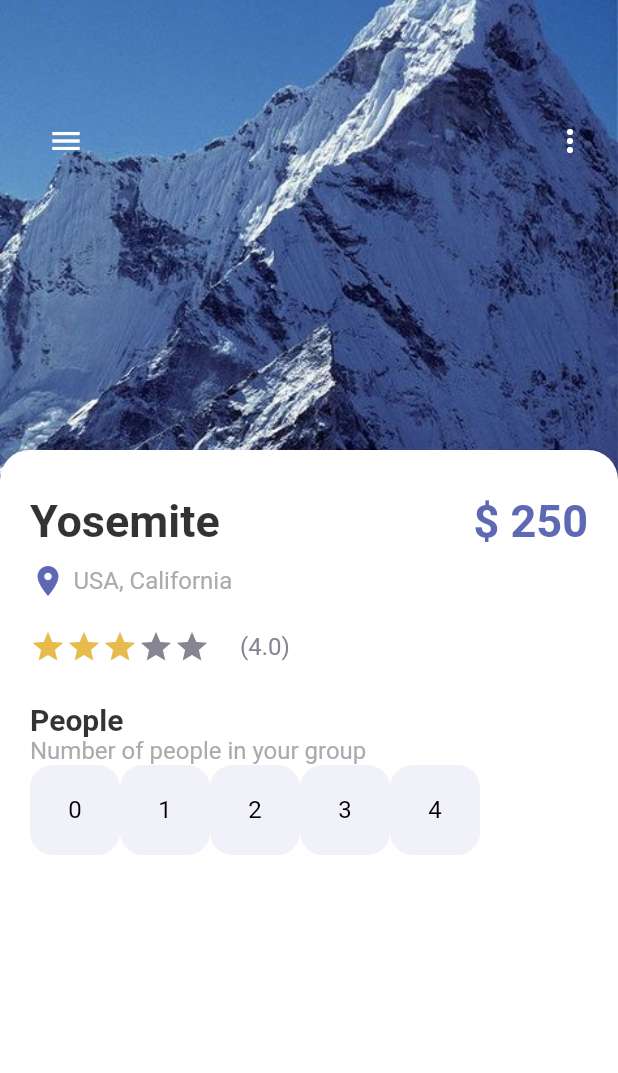
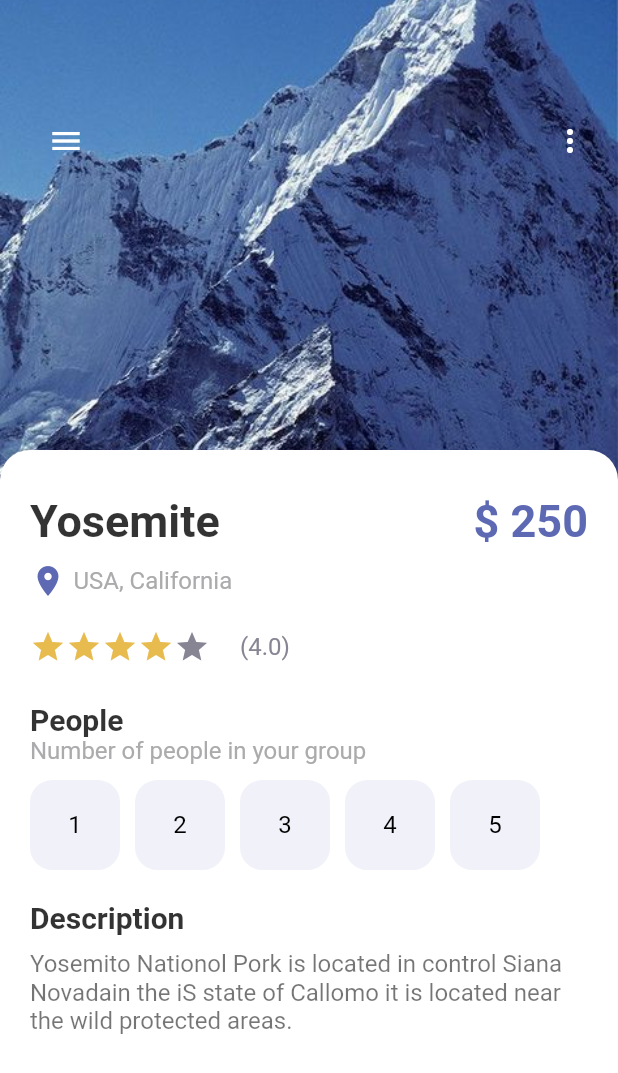
Before and after one commit to sxjal/More-Journeys, a Flutter app: the screen it shows after launch, on a phone screen of 412 x 824 dp. Shown: the top 1073 px of the screen. Run offline on Flutter 3.47's test engine with Material 2 defaults, Android fonts, the phone set to English and light mode, and no system bars.

Commit message:
description

```diff
--- a/lib/pages/detailpage.dart
+++ b/lib/pages/detailpage.dart
@@ -12,7 +12,8 @@ class DetailPage extends StatefulWidget {
 }
 
 class _DetailPageState extends State<DetailPage> {
-  int gottenStars = 3;
+  int selectedindex = -1;
+  int gottenStars = 4;
   @override
   Widget build(BuildContext context) {
     return Scaffold(
@@ -135,7 +136,7 @@ class _DetailPageState extends State<DetailPage> {
                         )
                       ],
                     ),
-                    //Poople
+                    //People
                     const SizedBox(
                       height: 25,
                     ),
@@ -148,17 +149,52 @@ class _DetailPageState extends State<DetailPage> {
                       text: "Number of people in your group",
                       color: AppColors.mainTextColor,
                     ),
+                    const SizedBox(
+                      height: 10,
+                    ),
                     Wrap(
                       children: List.generate(
                         5,
-                        (index) => AppButtons(
-                          color: Colors.white,
-                          backgroundColor: AppColors.buttonBackground,
-                          size: 60,
-                          bordercolor: AppColors.buttonBackground,
-                          text: index.toString(),
+                        (index) => InkWell(
+                          onTap: () {
+                            setState(() {
+                              selectedindex = index;
+                            });
+                          },
+                          child: Container(
+                            margin: const EdgeInsets.only(
+                              right: 10,
+                            ),
+                            child: AppButtons(
+                              color: selectedindex == index
+                                  ? Colors.white
+                                  : Colors.black,
+                              backgroundColor: selectedindex == index
+                                  ? Colors.black
+                                  : AppColors.buttonBackground,
+                              size: 60,
+                              bordercolor: selectedindex == index
+                                  ? Colors.black
+                                  : AppColors.buttonBackground,
+                              text: (index + 1).toString(),
+                            ),
+                          ),
                         ),
                       ),
+                    ),
+                    const SizedBox(
+                      height: 20,
+                    ),
+                    AppLargeText(
+                        text: "Description",
+                        color: Colors.black.withOpacity(0.8),
+                        size: 20),
+                    const SizedBox(
+                      height: 10,
+                    ),
+                    AppText(
+                      text:
+                          "Yosemito Nationol Pork is located in control Siana Novadain the iS state of Callomo it is located near the wild protected areas.",
                     ),
                   ],
                 ),
--- a/lib/widgets/appbuttons.dart
+++ b/lib/widgets/appbuttons.dart
@@ -37,7 +37,7 @@ class AppButtons extends StatelessWidget {
           ? Center(
               child: AppText(
                 text: text!,
-                color: Colors.black,
+                color: color,
               ),
             )
           : Icon(icon),
--- a/lib/widgets/responsivebutton.dart
+++ b/lib/widgets/responsivebutton.dart
@@ -1,6 +1,7 @@
 import 'package:flutter/material.dart';
 import 'package:morejourneys/misc/colors.dart';
 
+// ignore: must_be_immutable
 class ResponsiveButton extends StatelessWidget {
   //optional, I may or may not pass it.
   //responsive is true if I want to use the same button in another screen but with different size.
```
